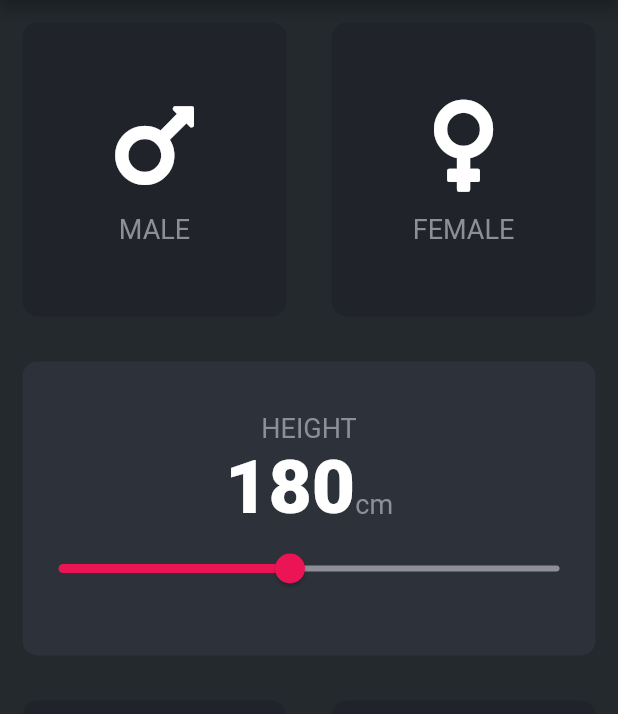
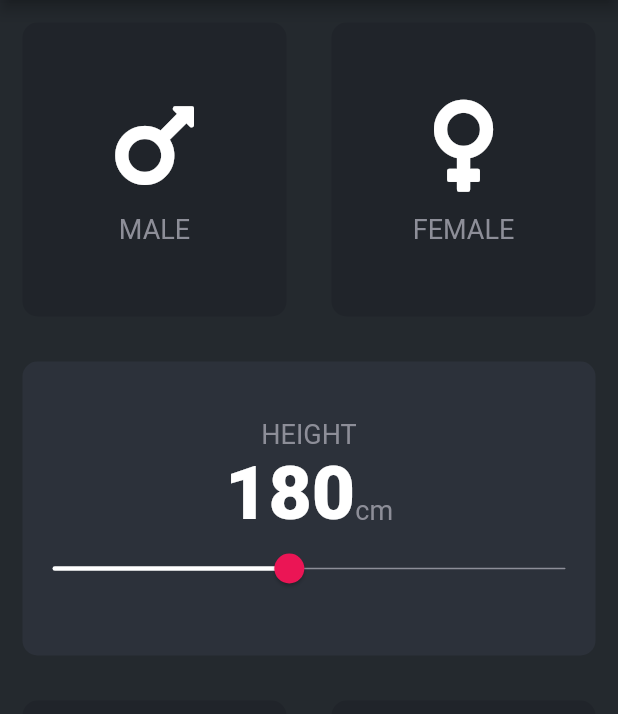
Before and after one commit to chauhannaman98/BMI-calculator, a Flutter app: the screen it shows after launch, on a phone screen of 412 x 824 dp, the part 84-798 px from its top. Run offline on Flutter 3.47's test engine with Material 2 defaults, Android fonts, the phone set to English and light mode, and no system bars; our stand-ins replace font_awesome_flutter.

Commit message:
Slider theming

```diff
--- a/lib/input_page.dart
+++ b/lib/input_page.dart
@@ -92,18 +92,28 @@ class _InputPageState extends State<InputPage> {
                       ),
                     ],
                   ),
-                  Slider(
+                  SliderTheme(
+                    data: SliderTheme.of(context).copyWith(
+                      trackHeight: 1.0,
+                      inactiveTrackColor: Color(0XFF8D8E98),
+                      activeTrackColor: Colors.white,
+                      thumbColor: Color(0xFFEB1555),
+                      overlayColor: Color(0x30EB1555),
+                      thumbShape:
+                        RoundSliderThumbShape(enabledThumbRadius: 10.0),
+                      overlayShape: RoundSliderOverlayShape(overlayRadius: 20.0),
+                    ),
+                    child: Slider(
                       value: height.toDouble(),
                       min: 120.0,
                       max: 250.0,
                       divisions: 260,
-                    activeColor: Color(0xFFEB1555),
-                    inactiveColor: Color(0XFF8D8E98),
                       onChanged: (double newValue) {
                         setState(() {
                           height = newValue.round();
                         });
                       },
+                    ),
                   ),
                 ],
               ),
```
Lines whose indentation alone changed are shown as unchanged.
